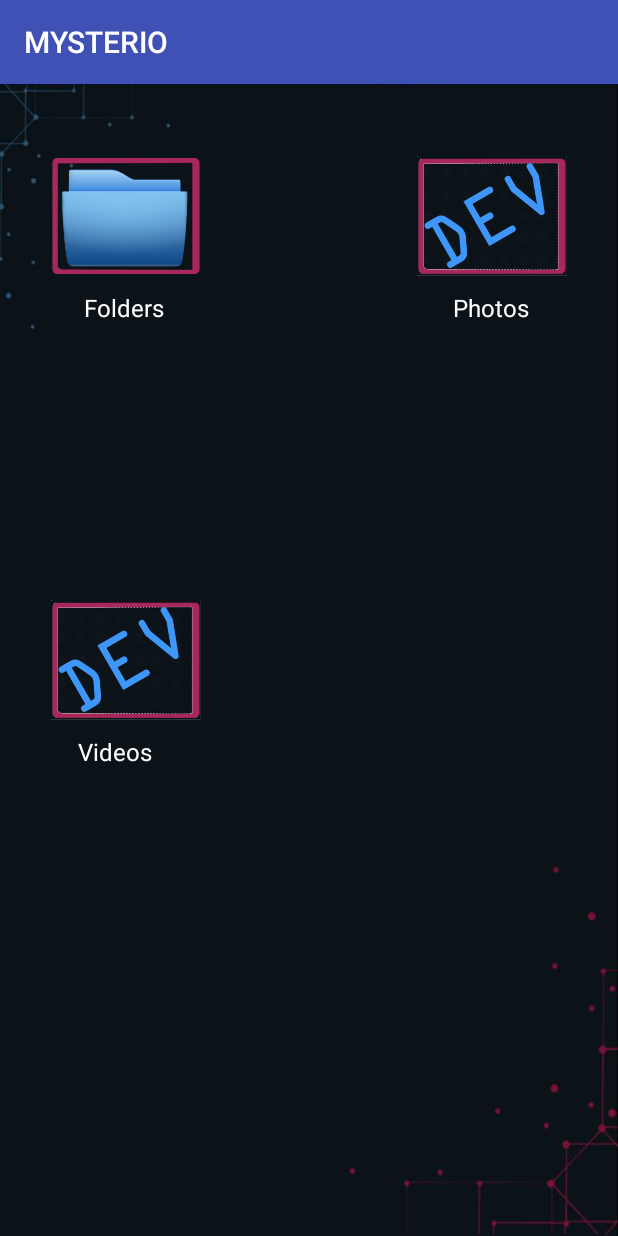
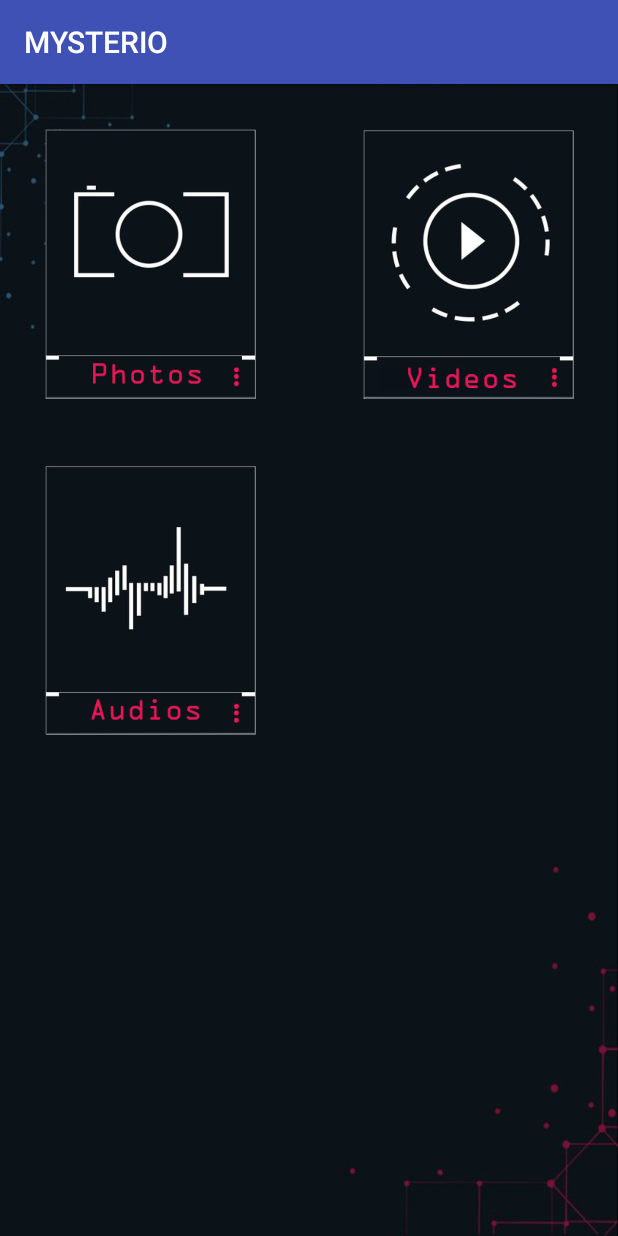
Before and after one commit to Altair200333/MYSTERI_O, an Android app: the MainActivity screen opened directly, with no data from a screen before it, on a phone screen of 412 x 824 dp. Run offline under Robolectric (Android 15) with nearby library versions, the phone set to English and light mode, and no system bars.

Commit message:
file searching begin...

```diff
--- a/app/src/main/AndroidManifest.xml
+++ b/app/src/main/AndroidManifest.xml
@@ -1,6 +1,7 @@
 <?xml version="1.0" encoding="utf-8"?>
 <manifest xmlns:android="http://schemas.android.com/apk/res/android"
           package="com.altaindustr.mysterio">
+    <uses-permission android:name="android.permission.WRITE_EXTERNAL_STORAGE" />
 
     <application
         android:allowBackup="true"
@@ -8,6 +9,7 @@
         android:label="@string/app_name"
         android:supportsRtl="true"
         android:theme="@style/AppTheme">
+
         <activity
             android:name=".TextPasswordActivity"
             android:label="@string/app_name"
--- a/app/src/main/java/com/altaindustr/mysterio/GraphicPasswordEnterActivity.java
+++ b/app/src/main/java/com/altaindustr/mysterio/GraphicPasswordEnterActivity.java
@@ -50,7 +50,7 @@ public class GraphicPasswordEnterActivity extends Activity implements GraphicPas
         if (passKey.equals(password))
         {
             Toast.makeText(this, "Password correct",Toast.LENGTH_SHORT).show();
-            startActivity(new Intent(this, WelcomeActivity.class));
+            startActivity(new Intent(this, MainActivity.class));
         }
     }
 
--- a/app/src/main/java/com/altaindustr/mysterio/MainActivity.java
+++ b/app/src/main/java/com/altaindustr/mysterio/MainActivity.java
@@ -1,7 +1,14 @@
 package com.altaindustr.mysterio;
 
+import android.Manifest;
+import android.content.pm.PackageManager;
+import android.database.Cursor;
+import android.provider.*;
+import android.support.v4.app.ActivityCompat;
+import android.support.v4.content.ContextCompat;
 import android.support.v7.app.AppCompatActivity;
 import android.os.Bundle;
+import android.util.Log;
 
 public class MainActivity extends AppCompatActivity
 {
@@ -11,5 +18,50 @@ public class MainActivity extends AppCompatActivity
     {
         super.onCreate(savedInstanceState);
         setContentView(R.layout.activity_main);
+
+        ActivityCompat.requestPermissions(MainActivity.this,
+                new String[]{Manifest.permission.WRITE_EXTERNAL_STORAGE},
+                0);
+
+    }
+    public void onRequestPermissionsResult(int requestCode,
+                                           String permissions[], int[] grantResults) {
+        switch (requestCode) {
+            case 0: {
+                // If request is cancelled, the result arrays are empty.
+                if (grantResults.length > 0
+                        && grantResults[0] == PackageManager.PERMISSION_GRANTED)
+                {
+                    GetPhotoss("");
+
+                    // permission was granted, yay! Do the
+                    // contacts-related task you need to do.
+
+                } else {
+
+                    // permission denied, boo! Disable the
+                    // functionality that depends on this permission.
+                }
+                return;
+            }
+
+            // other 'case' lines to check for other
+            // permissions this app might request
+        }
+    }
+    public void GetPhotoss(String _count)
+    {
+        Cursor cursor;
+        String[] projection = {MediaStore.Images.Media.DATA};
+        cursor = managedQuery(MediaStore.Images.Media.EXTERNAL_CONTENT_URI, projection, null, null, null);
+        if (cursor != null && cursor.moveToFirst())
+        {
+            int column_index = cursor.getColumnIndexOrThrow(MediaStore.Images.Media.DATA);
+            do
+            {
+                Log.e("FilePath: ", cursor.getString(column_index));
+            }
+            while (cursor.moveToNext());
+        }
     }
 }
--- a/app/src/main/java/com/altaindustr/mysterio/TextPasswordActivity.java
+++ b/app/src/main/java/com/altaindustr/mysterio/TextPasswordActivity.java
@@ -62,7 +62,7 @@ public class TextPasswordActivity extends AppCompatActivity
                     }
                     else
                     {
-                        startActivity(new Intent(this, WelcomeActivity.class));
+                        startActivity(new Intent(this, MainActivity.class));
                     }
                 }
                 else
--- a/app/src/main/java/com/altaindustr/mysterio/graphicPassDrawer/DrawThread.java
+++ b/app/src/main/java/com/altaindustr/mysterio/graphicPassDrawer/DrawThread.java
@@ -36,7 +36,7 @@ public class DrawThread extends Thread {
         backgroundPaint.setStyle(Paint.Style.FILL);
         paint.setColor(Color.parseColor("#fb135c"));
         paint.setStyle(Paint.Style.FILL);
-        paint.setStrokeWidth(30);
+        paint.setStrokeWidth(20);
     }
 
     public DrawThread(Context context, SurfaceHolder surfaceHolder)
@@ -80,10 +80,8 @@ public class DrawThread extends Thread {
                         {
                             if (p.isInCircle(X,Y, p.x,p.y,(int)(r*4)))
                             {
-                                Log.e("ee","in1 "+indexes+";"+Arrays.asList(centers).indexOf(p));
                                 if (!indexes.contains(Arrays.asList(centers).indexOf(p)+""))
                                 {
-                                    Log.e("ee","in2");
                                     points.add(new Point(p.x, p.y));
                                     startX = p.x;
                                     startY = p.y;
--- a/app/src/main/res/layout/activity_main.xml
+++ b/app/src/main/res/layout/activity_main.xml
@@ -9,63 +9,31 @@
     tools:context="com.altaindustr.mysterio.MainActivity">
 
     <ImageView
-        android:id="@+id/imageView3"
-        android:layout_width="100dp"
-        android:layout_height="100dp"
-        android:layout_marginStart="34dp"
-        android:layout_marginTop="38dp"
-        app:srcCompat="@drawable/icon_folder"
+        android:id="@+id/iv_photos"
+        android:layout_width="160dp"
+        android:layout_height="180dp"
+        android:layout_marginTop="30dp"
+        app:srcCompat="@drawable/icon_photos"
+        android:layout_marginStart="20dp"
         android:layout_alignParentTop="true"
         android:layout_alignParentStart="true"/>
 
-    <TextView
-        android:id="@+id/textView5"
-        android:layout_width="wrap_content"
-        android:layout_height="wrap_content"
-        android:text="Folders"
-        android:textColor="@android:color/white"
-        android:textSize="16sp"
-        android:layout_marginStart="22dp"
-        android:layout_below="@+id/imageView3"
-        android:layout_alignStart="@+id/imageView3"/>
+    <ImageView
+        android:id="@+id/iv_videos"
+        android:layout_width="160dp"
+        android:layout_height="180dp"
+        android:layout_alignParentEnd="true"
+        android:layout_alignTop="@+id/iv_photos"
+        android:layout_marginEnd="20dp"
+        app:srcCompat="@drawable/icon_videos"/>
 
     <ImageView
-        android:id="@+id/imageView6"
-        android:layout_width="100dp"
-        android:layout_height="100dp"
-        android:layout_alignParentEnd="true"
-        android:layout_alignTop="@+id/imageView3"
-        android:layout_marginEnd="34dp"
-        app:srcCompat="@drawable/icon_dev"/>
-
-    <TextView
-        android:id="@+id/textView6"
-        android:layout_width="wrap_content"
-        android:layout_height="wrap_content"
-        android:layout_alignEnd="@+id/imageView6"
-        android:layout_below="@+id/imageView6"
-        android:layout_marginEnd="25dp"
-        android:text="Photos"
-        android:textColor="@android:color/white"
-        android:textSize="16sp"/>
-
-    <TextView
-        android:id="@+id/textView7"
-        android:layout_width="wrap_content"
-        android:layout_height="wrap_content"
-        android:layout_alignStart="@+id/imageView5"
-        android:layout_below="@+id/imageView5"
-        android:layout_marginStart="18dp"
-        android:text="Videos"
-        android:textColor="@android:color/white"
-        android:textSize="16sp"/>
-
-    <ImageView
-        android:id="@+id/imageView5"
-        android:layout_width="100dp"
-        android:layout_height="100dp"
-        android:layout_alignStart="@+id/imageView3"
-        android:layout_centerVertical="true"
-        app:srcCompat="@drawable/icon_dev"/>
+        android:id="@+id/iv_audios"
+        android:layout_width="160dp"
+        android:layout_height="180dp"
+        android:layout_alignStart="@+id/iv_photos"
+        android:layout_below="@+id/iv_photos"
+        android:layout_marginTop="44dp"
+        app:srcCompat="@drawable/icon_audios"/>
 
 </RelativeLayout>
```
Also changed, not shown: app/src/main/res/drawable/icon_videos.png.
